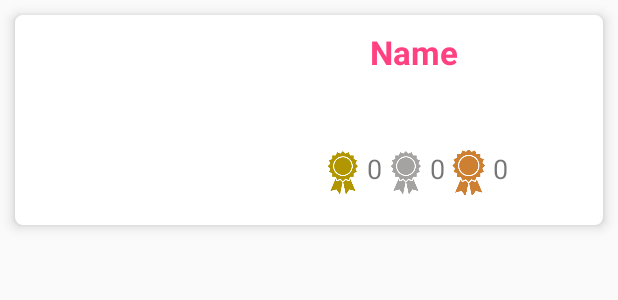
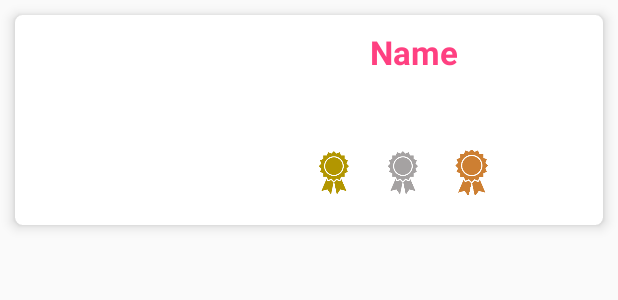
Before and after one commit to bharv410/StackOverflowProj, an Android app: the layout user_list_item.xml on its own in the app's theme, with its tools: preview values and no code run, on a phone screen of 412 x 824 dp. Shown: the top 300 px of the screen. Run offline under Robolectric (Android 15) with nearby library versions, the phone set to English and light mode, and no system bars.

```diff
--- a/app/src/main/res/layout/user_list_item.xml
+++ b/app/src/main/res/layout/user_list_item.xml
@@ -57,7 +57,7 @@
                 android:layout_alignParentBottom="true"
                 android:layout_centerHorizontal="true"
                 android:drawableLeft="@drawable/silver_badge_icon"
-                android:text="0"
+                android:text="   "
                 android:textSize="18sp" />
 
 
@@ -67,7 +67,7 @@
                 android:layout_width="wrap_content"
                 android:layout_height="30dp"
                 android:textSize="18sp"
-                android:text="0"
+                android:text="   "
                 android:layout_alignParentBottom="true"
                 android:drawableLeft="@drawable/gold_badge_icon"
                 android:layout_toLeftOf="@id/silverBadgeTxt"
@@ -80,7 +80,7 @@
                 android:layout_width="wrap_content"
                 android:layout_height="30dp"
                 android:textSize="18sp"
-                android:text="0"
+                android:text="   "
                 android:layout_alignParentBottom="true"
                 android:layout_toRightOf="@id/silverBadgeTxt"
                 android:drawableLeft="@drawable/bronze_badge_icon"
```
Also changed, not shown: app/src/main/java/com/benharvey/stackoverflowusers/presenters/UsersListAdapter.java (+7 -1 lines).
